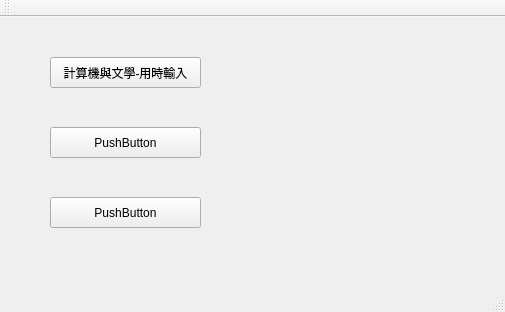
First picture: the form in Qt_version/pro_plusplus/main_window.ui, repository SonnAdolf/pro, before the edit.
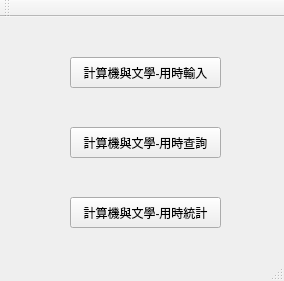
Second picture: the form after the edit. Icons and pictures are not drawn.

Patch:
```diff
--- a/Qt_version/pro_plusplus/main_window.ui
+++ b/Qt_version/pro_plusplus/main_window.ui
@@ -6,8 +6,8 @@
    <rect>
     <x>0</x>
     <y>0</y>
-    <width>505</width>
-    <height>312</height>
+    <width>284</width>
+    <height>281</height>
    </rect>
   </property>
   <property name="windowTitle">
@@ -21,7 +21,7 @@
    <widget class="QPushButton" name="pro_inpt_btn">
     <property name="geometry">
      <rect>
-      <x>50</x>
+      <x>70</x>
       <y>40</y>
       <width>151</width>
       <height>31</height>
@@ -34,27 +34,27 @@
    <widget class="QPushButton" name="sel_pro">
     <property name="geometry">
      <rect>
-      <x>50</x>
+      <x>70</x>
       <y>110</y>
       <width>151</width>
       <height>31</height>
      </rect>
     </property>
     <property name="text">
-     <string>PushButton</string>
+     <string>計算機與文學-用時查詢</string>
     </property>
    </widget>
    <widget class="QPushButton" name="pro_statistics">
     <property name="geometry">
      <rect>
-      <x>50</x>
+      <x>70</x>
       <y>180</y>
       <width>151</width>
       <height>31</height>
      </rect>
     </property>
     <property name="text">
-     <string>PushButton</string>
+     <string>計算機與文學-用時統計</string>
     </property>
    </widget>
   </widget>
```
